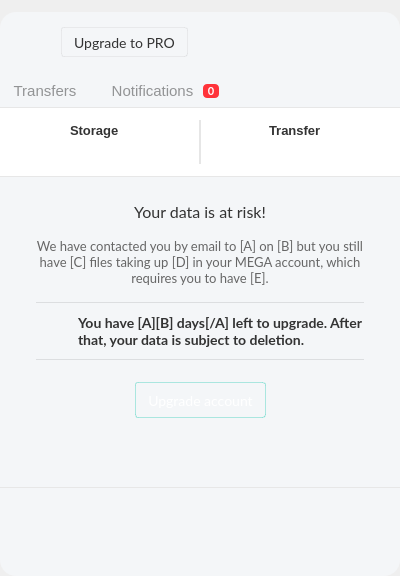
meganz/MEGAsync, file src/MEGASync/gui/macx/InfoDialog.ui: the form before one commit.
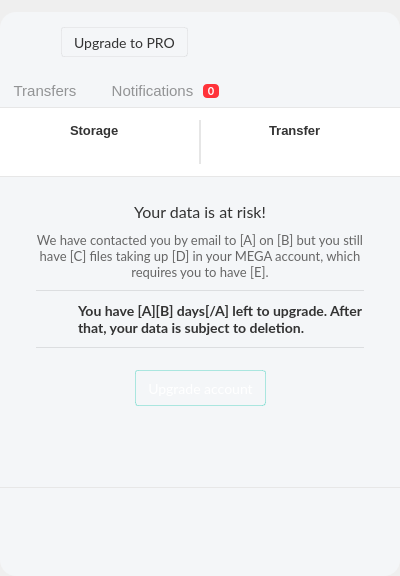
The form after the commit. Icons and pictures are not drawn. Custom widgets are drawn as their Qt base class.

Commit message: Adjust layout to accommodate larger strings

Diff of the .ui file:
```diff
--- a/src/MEGASync/gui/macx/InfoDialog.ui
+++ b/src/MEGASync/gui/macx/InfoDialog.ui
@@ -2020,13 +2020,13 @@
                               <number>0</number>
                              </property>
                              <property name="topMargin">
-                              <number>16</number>
+                              <number>10</number>
                              </property>
                              <property name="rightMargin">
                               <number>0</number>
                              </property>
                              <property name="bottomMargin">
-                              <number>16</number>
+                              <number>10</number>
                              </property>
                              <item>
                               <widget class="QLabel" name="lOverDiskQuotaLabel">
```
The commit also changes 2 other files.
